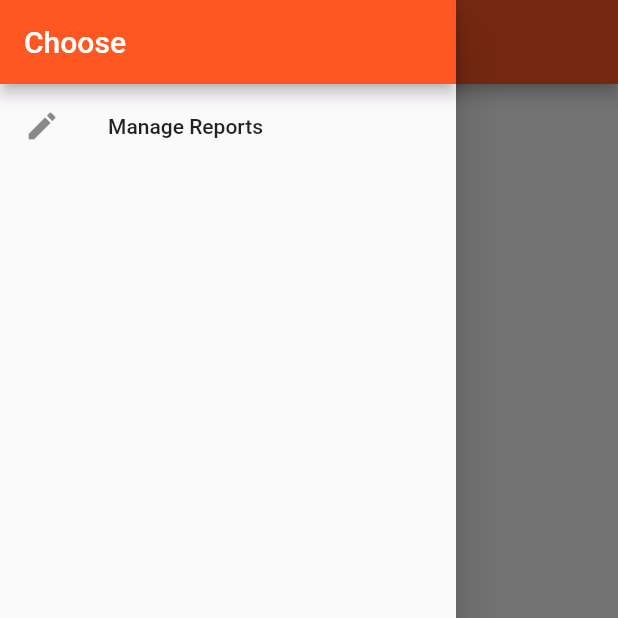
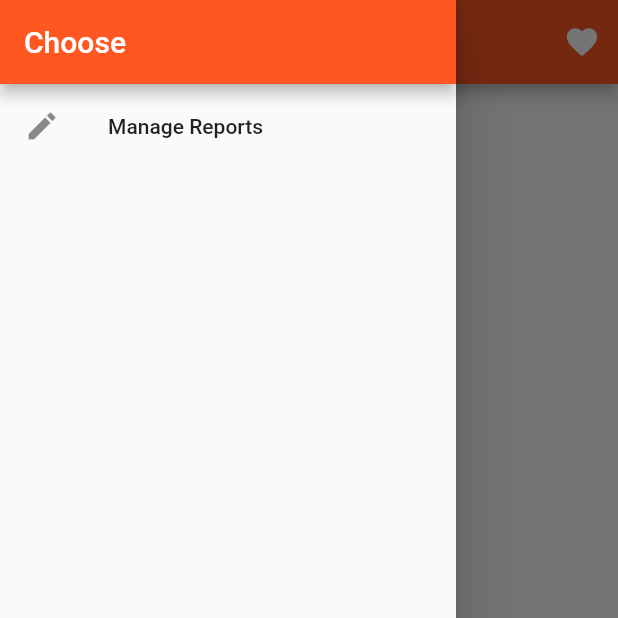
Before and after one commit to 95Revolution/Kiyamuda-flutter, a Flutter app: the ReportsPage screen opened by its route, with the side drawer open, on a phone screen of 412 x 824 dp, the top half of it. Run offline on Flutter 3.47's test engine with Material 2 defaults, Android fonts, the phone set to English and light mode, and no system bars.

Commit message:
Added favourite func

```diff
--- a/lib/pages/reports.dart
+++ b/lib/pages/reports.dart
@@ -29,6 +29,12 @@ class ReportsPage extends StatelessWidget {
         ),
         appBar: AppBar(
           title: Text('Kiyamuda'),
+          actions: <Widget>[
+            IconButton(
+              icon: Icon(Icons.favorite),
+              onPressed: () {},
+            )
+          ],
         ),
         body: ReportManager(reports));
   }
```
Also changed, not shown: lib/reports.dart (+9 -2 lines).
